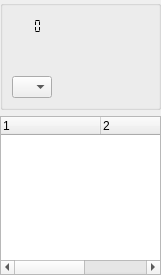
First picture: the form in trunk/qtui/m1.ui, repository svn2github/mameplus, before the edit.
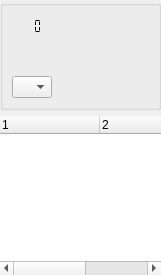
Second picture: the form after the edit. Icons and pictures are not drawn.

Commit message: flat style frames

Patch:
```diff
--- a/trunk/qtui/m1.ui
+++ b/trunk/qtui/m1.ui
@@ -143,6 +143,9 @@
     </item>
     <item row="5" column="0" colspan="10">
      <widget class="QTreeWidget" name="twSongList">
+      <property name="frameShape">
+       <enum>QFrame::NoFrame</enum>
+      </property>
       <property name="rootIsDecorated">
        <bool>false</bool>
       </property>
```
The commit also changes 3 other files.
